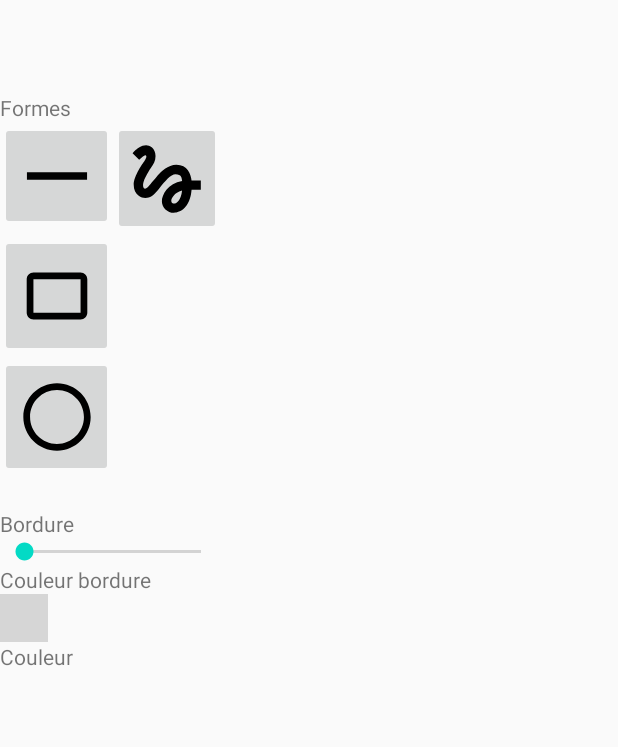
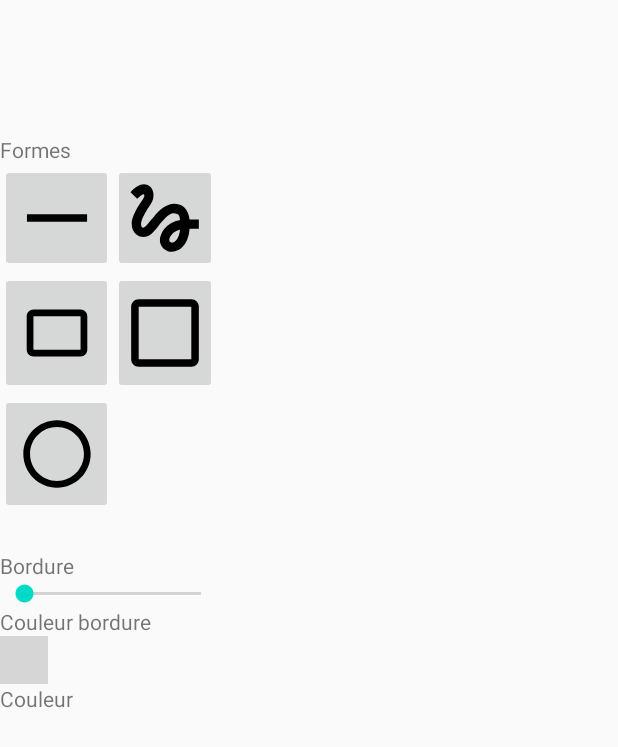
Before and after one commit to Miki-H/paint-android, an Android app: the layout activity_main.xml on its own in the app's theme, with its tools: preview values and no code run, on a phone screen of 412 x 824 dp. Shown: the top 747 px of the screen. Run offline under Robolectric (Android 15) with nearby library versions, the phone set to English and light mode, and no system bars; plain views replace ColorPicker; grey boxes are pictures that could not be loaded.

Commit message:
[ADD] Drawables

```diff
--- /dev/null
+++ b/app/src/main/res/drawable/icon_square_foreground.xml
@@ -0,0 +1,15 @@
+<vector xmlns:android="http://schemas.android.com/apk/res/android"
+    android:width="108dp"
+    android:height="108dp"
+    android:viewportWidth="108"
+    android:viewportHeight="108"
+    android:tint="#000000">
+  <group android:scaleX="2.5056"
+      android:scaleY="2.5056"
+      android:translateX="23.9328"
+      android:translateY="23.9328">
+    <path
+        android:fillColor="@android:color/white"
+        android:pathData="M19,5v14H5V5h14m0,-2H5c-1.1,0 -2,0.9 -2,2v14c0,1.1 0.9,2 2,2h14c1.1,0 2,-0.9 2,-2V5c0,-1.1 -0.9,-2 -2,-2z"/>
+  </group>
+</vector>
--- a/app/src/main/res/layout/activity_main.xml
+++ b/app/src/main/res/layout/activity_main.xml
@@ -19,12 +19,12 @@
 
     <LinearLayout
         android:id="@+id/horizontalLayout0"
-        android:layout_width="797dp"
-        android:layout_height="99dp"
+        android:layout_width="406dp"
+        android:layout_height="109dp"
         android:layout_marginEnd="483dp"
         android:orientation="horizontal"
         app:layout_constraintBottom_toTopOf="@+id/drawingView"
-        app:layout_constraintEnd_toEndOf="@+id/drawingView"
+        app:layout_constraintEnd_toEndOf="parent"
         app:layout_constraintHorizontal_bias="0.0"
         app:layout_constraintStart_toStartOf="parent"
         app:layout_constraintTop_toTopOf="parent"
@@ -57,9 +57,9 @@
         android:id="@+id/verticalLayout"
         android:layout_width="150dp"
         android:layout_height="699dp"
-        android:layout_marginTop="12dp"
         android:orientation="vertical"
         android:scrollbars="vertical"
+        app:layout_constraintBottom_toBottomOf="parent"
         app:layout_constraintTop_toBottomOf="@+id/horizontalLayout0"
         tools:layout_editor_absoluteX="0dp">
 
@@ -90,8 +90,8 @@
 
                     <ImageButton
                         android:id="@+id/freeBtn"
-                        android:layout_width="72dp"
-                        android:layout_height="75dp"
+                        android:layout_width="69dp"
+                        android:layout_height="match_parent"
                         app:srcCompat="@drawable/icon_free_foreground" />
 
                 </TableRow>
@@ -105,6 +105,12 @@
                         android:layout_width="75dp"
                         android:layout_height="81dp"
                         app:srcCompat="@drawable/ic_rect_foreground" />
+
+                    <ImageButton
+                        android:id="@+id/squareBtn"
+                        android:layout_width="67dp"
+                        android:layout_height="match_parent"
+                        app:srcCompat="@drawable/icon_square_foreground" />
                 </TableRow>
 
                 <TableRow
--- /dev/null
+++ b/app/src/main/res/values/icon_square_background.xml
@@ -0,0 +1,4 @@
+<?xml version="1.0" encoding="utf-8"?>
+<resources>
+    <color name="icon_square_background">#3DDC84</color>
+</resources>
```
Also changed, not shown: app/src/main/icon_square-playstore.png (added), app/src/main/res/mipmap-hdpi/icon_square_foreground.png (added), app/src/main/res/mipmap-mdpi/icon_square_foreground.png (added), app/src/main/res/mipmap-xhdpi/icon_square_foreground.png (added), app/src/main/res/mipmap-xxhdpi/icon_square_foreground.png (added), app/src/main/res/mipmap-xxxhdpi/icon_square_foreground.png (added).
